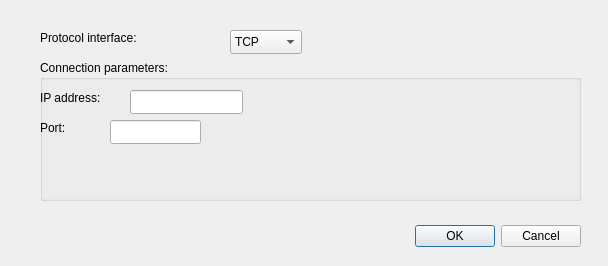
Old version of the form GUI/ChangeModbusDeviceParameters/ChangeModbusDeviceParameters.ui in the repository my-memory-leaked/Modbus-Industrial-Diagnostic-Tool.
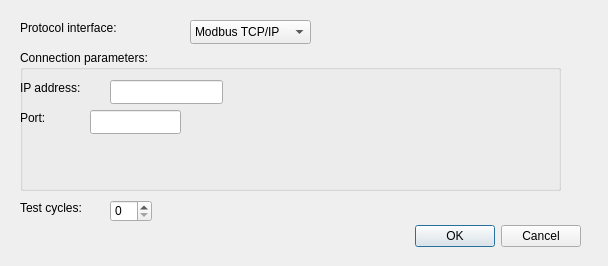
New version of the form.

Diff of the .ui file:
```diff
--- a/GUI/ChangeModbusDeviceParameters/ChangeModbusDeviceParameters.ui
+++ b/GUI/ChangeModbusDeviceParameters/ChangeModbusDeviceParameters.ui
@@ -32,15 +32,15 @@
   <widget class="QComboBox" name="ConnectionInterfaceComboBox">
    <property name="geometry">
     <rect>
-     <x>230</x>
-     <y>30</y>
-     <width>72</width>
+     <x>190</x>
+     <y>20</y>
+     <width>121</width>
      <height>24</height>
     </rect>
    </property>
    <item>
     <property name="text">
-     <string>TCP</string>
+     <string>Modbus TCP/IP</string>
     </property>
    </item>
    <item>
@@ -52,8 +52,8 @@
   <widget class="QLabel" name="ConnectionInterfaceLabel">
    <property name="geometry">
     <rect>
-     <x>40</x>
-     <y>30</y>
+     <x>20</x>
+     <y>20</y>
      <width>191</width>
      <height>16</height>
     </rect>
@@ -65,8 +65,8 @@
   <widget class="QGroupBox" name="TCPInterfaceGroupBox">
    <property name="geometry">
     <rect>
-     <x>40</x>
-     <y>60</y>
+     <x>20</x>
+     <y>50</y>
      <width>541</width>
      <height>141</height>
     </rect>
@@ -121,6 +121,29 @@
     </property>
    </widget>
   </widget>
+  <widget class="QLabel" name="TestCyclesLabel">
+   <property name="geometry">
+    <rect>
+     <x>20</x>
+     <y>200</y>
+     <width>81</width>
+     <height>16</height>
+    </rect>
+   </property>
+   <property name="text">
+    <string>Test cycles:</string>
+   </property>
+  </widget>
+  <widget class="QSpinBox" name="TestCyclesSpinBox">
+   <property name="geometry">
+    <rect>
+     <x>110</x>
+     <y>200</y>
+     <width>42</width>
+     <height>22</height>
+    </rect>
+   </property>
+  </widget>
  </widget>
  <resources/>
  <connections>
```
